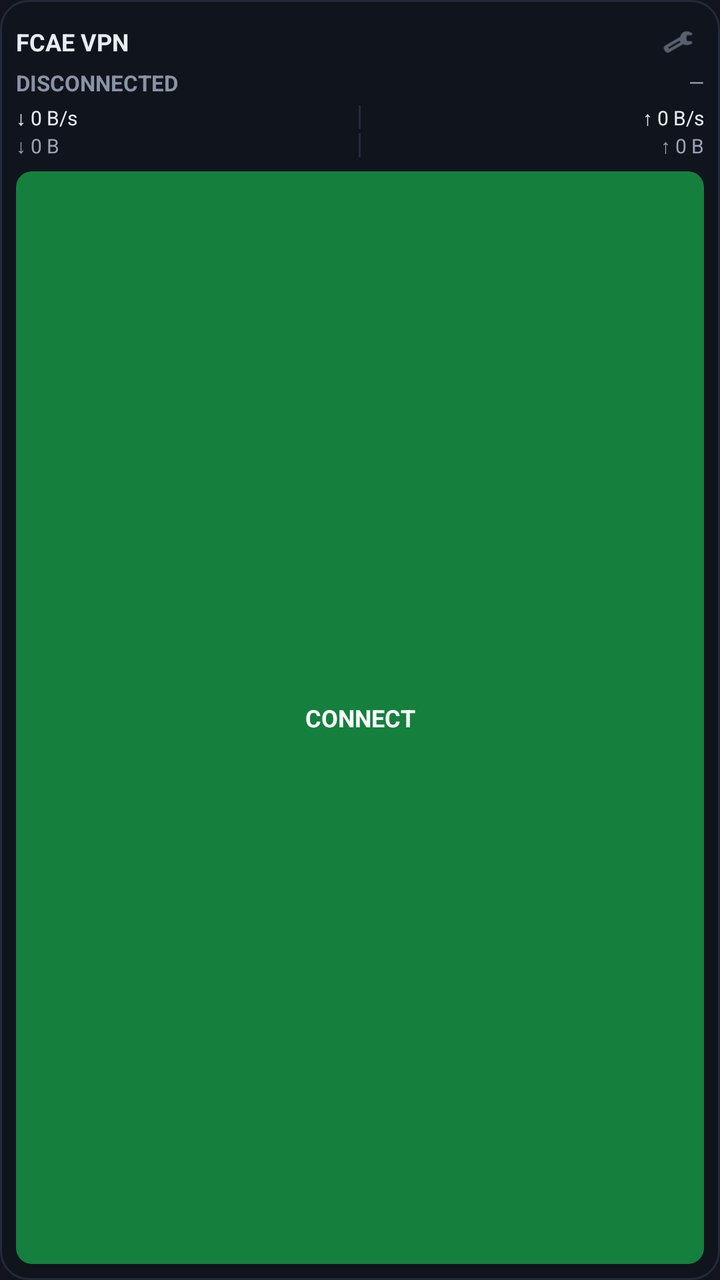
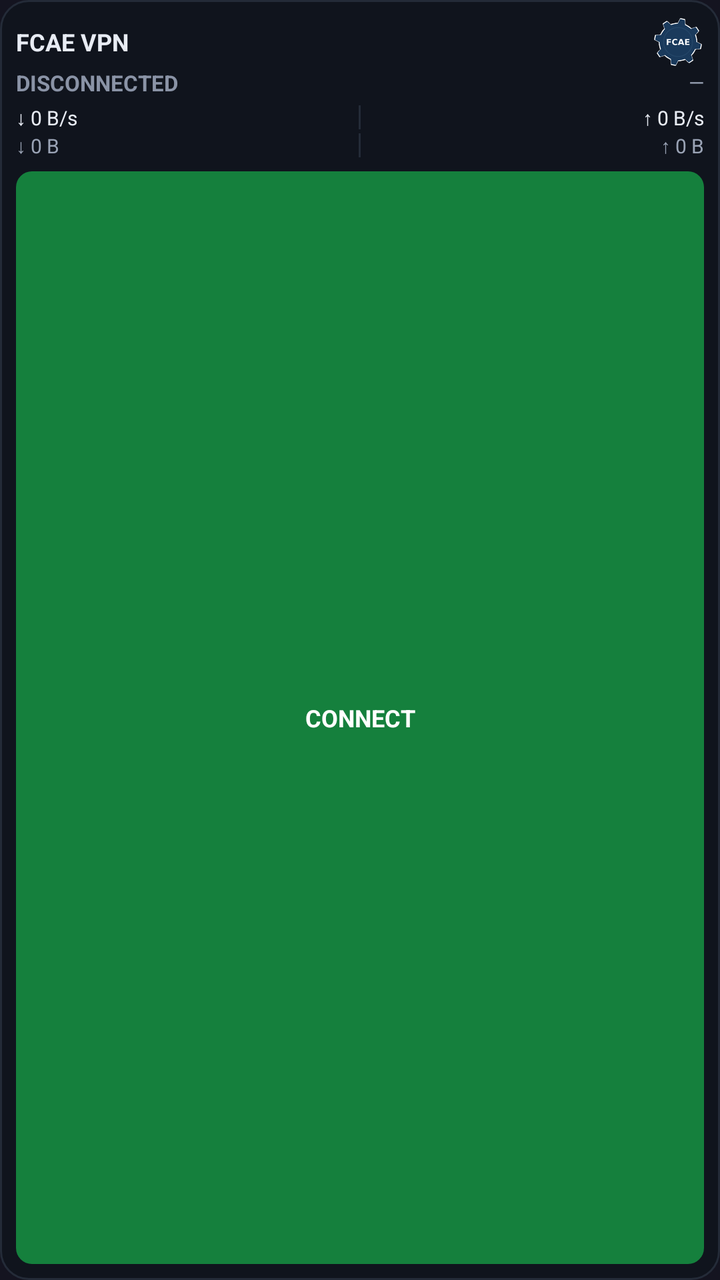

Before-and-after screenshots of an Android layout around one commit, followed by the original layout XML and the change that was made.
<!-- AndroidManifest.xml: application theme Theme.FCAEVPN -->
<!-- res/layout/widget_vpn.xml -->
<?xml version="1.0" encoding="utf-8"?>
<LinearLayout xmlns:android="http://schemas.android.com/apk/res/android"
    android:id="@+id/widget_root"
    android:layout_width="match_parent"
    android:layout_height="match_parent"
    android:background="@drawable/widget_bg"
    android:orientation="vertical"
    android:padding="8dp">

    
    <LinearLayout
        android:id="@+id/widget_header"
        android:layout_width="match_parent"
        android:layout_height="wrap_content"
        android:gravity="center_vertical"
        android:orientation="horizontal">

        <TextView
            android:id="@+id/widget_title"
            android:layout_width="0dp"
            android:layout_height="wrap_content"
            android:layout_weight="1"
            android:ellipsize="end"
            android:singleLine="true"
            android:text="FCAE VPN"
            android:textColor="#FFE8ECF4"
            android:textSize="12sp"
            android:textStyle="bold" />

        <ImageButton
            android:id="@+id/widget_btn_settings"
            android:layout_width="26dp"
            android:layout_height="26dp"
            android:background="@android:color/transparent"
            android:contentDescription="Settings"
            android:padding="5dp"
            android:scaleType="fitCenter"
            android:src="@android:drawable/ic_menu_preferences"
            android:tint="#FF8A93A6" />
    </LinearLayout>

    
    <LinearLayout
        android:layout_width="match_parent"
        android:layout_height="wrap_content"
        android:gravity="center_vertical"
        android:orientation="horizontal">

        <TextView
            android:id="@+id/widget_status"
            android:layout_width="0dp"
            android:layout_height="wrap_content"
            android:layout_weight="1"
            android:ellipsize="end"
            android:singleLine="true"
            android:text="DISCONNECTED"
            android:textColor="#FF8A93A6"
            android:textSize="11sp"
            android:textStyle="bold" />

        <TextView
            android:id="@+id/widget_rtt"
            android:layout_width="wrap_content"
            android:layout_height="wrap_content"
            android:layout_marginStart="4dp"
            android:singleLine="true"
            android:text="—"
            android:textColor="#FF9AA3B5"
            android:textSize="10sp" />
    </LinearLayout>

    
    <LinearLayout
        android:layout_width="match_parent"
        android:layout_height="wrap_content"
        android:layout_marginTop="3dp"
        android:gravity="center_vertical"
        android:orientation="horizontal">

        <TextView
            android:id="@+id/widget_rx_rate"
            android:layout_width="0dp"
            android:layout_height="wrap_content"
            android:layout_weight="1"
            android:ellipsize="end"
            android:singleLine="true"
            android:text="↓ 0 B/s"
            android:textColor="#FFE8ECF4"
            android:textSize="10sp" />

        <TextView
            android:layout_width="1dp"
            android:layout_height="12dp"
            android:layout_marginStart="4dp"
            android:layout_marginEnd="4dp"
            android:background="#FF242B38" />

        <TextView
            android:id="@+id/widget_tx_rate"
            android:layout_width="0dp"
            android:layout_height="wrap_content"
            android:layout_weight="1"
            android:ellipsize="end"
            android:gravity="end"
            android:singleLine="true"
            android:text="↑ 0 B/s"
            android:textColor="#FFE8ECF4"
            android:textSize="10sp" />
    </LinearLayout>

    
    <LinearLayout
        android:layout_width="match_parent"
        android:layout_height="wrap_content"
        android:gravity="center_vertical"
        android:orientation="horizontal">

        <TextView
            android:id="@+id/widget_rx_total"
            android:layout_width="0dp"
            android:layout_height="wrap_content"
            android:layout_weight="1"
            android:ellipsize="end"
            android:singleLine="true"
            android:text="↓ 0 B"
            android:textColor="#FF9AA3B5"
            android:textSize="10sp" />

        <TextView
            android:layout_width="1dp"
            android:layout_height="12dp"
            android:layout_marginStart="4dp"
            android:layout_marginEnd="4dp"
            android:background="#FF242B38" />

        <TextView
            android:id="@+id/widget_tx_total"
            android:layout_width="0dp"
            android:layout_height="wrap_content"
            android:layout_weight="1"
            android:ellipsize="end"
            android:gravity="end"
            android:singleLine="true"
            android:text="↑ 0 B"
            android:textColor="#FF9AA3B5"
            android:textSize="10sp" />
    </LinearLayout>

    
    <LinearLayout
        android:layout_width="match_parent"
        android:layout_height="0dp"
        android:layout_marginTop="6dp"
        android:layout_weight="1"
        android:orientation="horizontal">

        <TextView
            android:id="@+id/widget_btn_pause_resume"
            android:layout_width="0dp"
            android:layout_height="match_parent"
            android:layout_marginEnd="6dp"
            android:layout_weight="1"
            android:background="@drawable/widget_btn_tun_stop"
            android:gravity="center"
            android:singleLine="true"
            android:text="STOP"
            android:textColor="#FFFFFFFF"
            android:textSize="12sp"
            android:textStyle="bold"
            android:visibility="gone" />

        <TextView
            android:id="@+id/widget_btn_action"
            android:layout_width="0dp"
            android:layout_height="match_parent"
            android:layout_weight="2"
            android:background="@drawable/widget_btn_connect"
            android:gravity="center"
            android:singleLine="true"
            android:text="CONNECT"
            android:textColor="#FFFFFFFF"
            android:textSize="12sp"
            android:textStyle="bold" />
    </LinearLayout>

</LinearLayout>
<!-- resources referenced by this layout -->
<resources>
  <!-- drawable widget_bg (drawable) -->
  <?xml version="1.0" encoding="utf-8"?>
  <shape xmlns:android="http://schemas.android.com/apk/res/android"
      android:shape="rectangle">
      <solid android:color="#FF10141D" />
      <corners android:radius="14dp" />
      <stroke
          android:width="1dp"
          android:color="#FF242B38" />
  </shape>
  <!-- drawable widget_btn_connect (drawable) -->
  <?xml version="1.0" encoding="utf-8"?>
  <shape xmlns:android="http://schemas.android.com/apk/res/android"
      android:shape="rectangle">
      <solid android:color="#FF15803D" />
      <corners android:radius="8dp" />
  </shape>
  <!-- drawable widget_btn_tun_stop (drawable) -->
  <?xml version="1.0" encoding="utf-8"?>
  <shape xmlns:android="http://schemas.android.com/apk/res/android"
      android:shape="rectangle">
      <solid android:color="#FFB45309" />
      <corners android:radius="8dp" />
  </shape>
  <style name="Theme.FCAEVPN" parent="Theme.MaterialComponents.DayNight.NoActionBar">
          <item name="colorPrimary">#FF1A3A5C</item>
          <item name="colorPrimaryVariant">#FF0D2137</item>
          <item name="colorOnPrimary">#FFFFFFFF</item>
          <item name="android:windowBackground">#FF141420</item>
          
          <item name="android:textColorPrimary">#FFE8ECF4</item>
          <item name="android:textColorSecondary">#FFB0B8C8</item>
          
          <item name="android:editTextColor">#FFE8ECF4</item>
          <item name="android:textColorHint">#FF6B7280</item>
          
          <item name="android:colorControlActivated">#FF60A5FA</item>
          
          <item name="android:textColorLink">#FF60A5FA</item>
          
          <item name="android:windowLightStatusBar">false</item>
      </style>
</resources>

<!-- the commit's change to res/layout/widget_vpn.xml (unified diff, before → after) -->
@@ -32,11 +32,10 @@
             android:layout_width="26dp"
             android:layout_height="26dp"
             android:background="@android:color/transparent"
-            android:contentDescription="Settings"
-            android:padding="5dp"
+            android:contentDescription="Open FCAE VPN"
+            android:padding="1dp"
             android:scaleType="fitCenter"
-            android:src="@android:drawable/ic_menu_preferences"
-            android:tint="#FF8A93A6" />
+            android:src="@drawable/widget_logo" />
     </LinearLayout>
 
     
<!-- resource entries referenced after the edit -->
@@ -24,6 +24,7 @@
       <solid android:color="#FFB45309" />
       <corners android:radius="8dp" />
   </shape>
+  <!-- drawable widget_logo: png bitmap (drawable-hdpi, 3061 bytes) -->
   <style name="Theme.FCAEVPN" parent="Theme.MaterialComponents.DayNight.NoActionBar">
           <item name="colorPrimary">#FF1A3A5C</item>
           <item name="colorPrimaryVariant">#FF0D2137</item>
